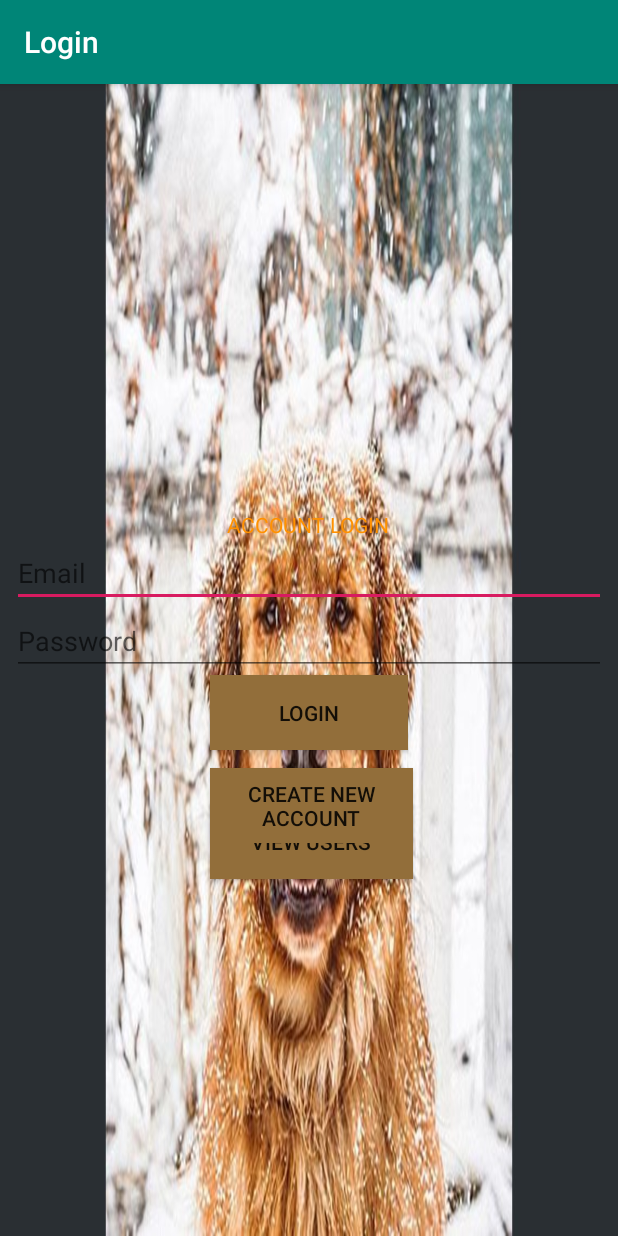
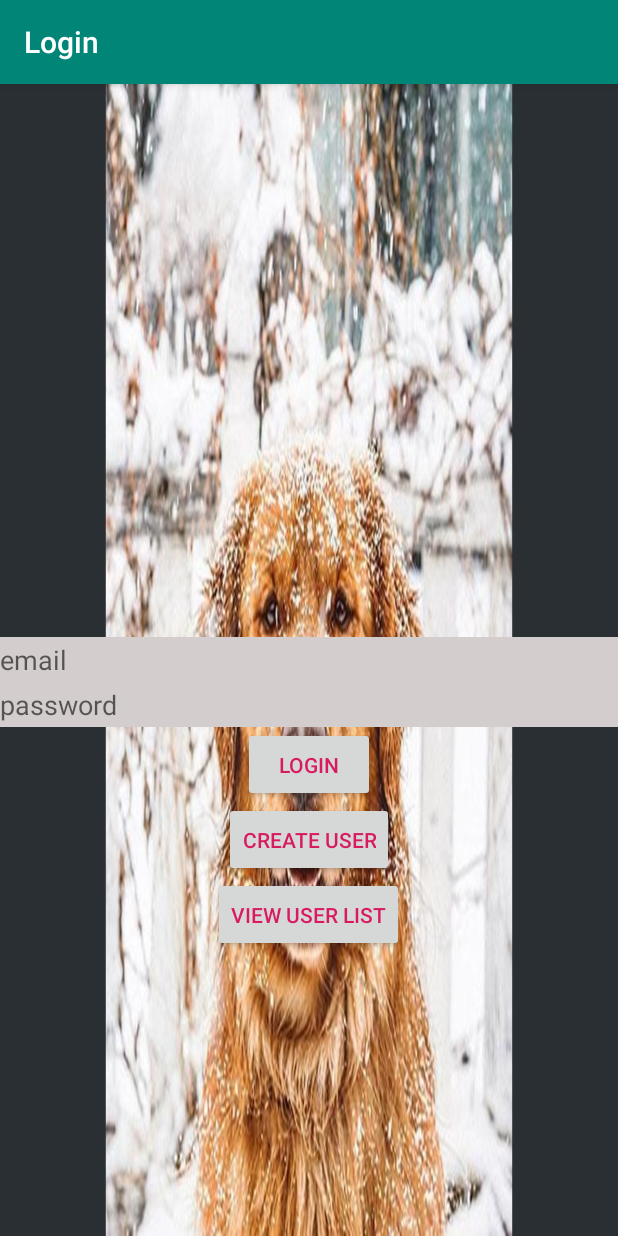
Before and after one commit to BARIS496/BARIS496-android, an Android app: the screen it shows after launch (LoginActivity), on a phone screen of 412 x 824 dp. Run offline under Robolectric (Android 15) with nearby library versions, the phone set to English and light mode, and no system bars.

```diff
--- a/app/src/main/AndroidManifest.xml
+++ b/app/src/main/AndroidManifest.xml
@@ -12,6 +12,9 @@
         android:roundIcon="@mipmap/ic_launcher_round"
         android:supportsRtl="true"
         android:theme="@style/AppTheme">
+        <activity
+            android:name="DonationActivity"
+            android:label="Donation Page"/>
         <activity
             android:name=".ContainerActivity"
             android:label="@string/title_activity_enter_recipe"
--- a/app/src/main/java/com/example/bil496/ContainerActivity.java
+++ b/app/src/main/java/com/example/bil496/ContainerActivity.java
@@ -38,6 +38,7 @@ public class ContainerActivity extends AppCompatActivity{
 
     ArrayList<Double> listLat = new ArrayList<>();
     ArrayList<Double> listLng = new ArrayList<>();
+    ArrayList<Integer> listId = new ArrayList<>();
 
     private MapView mapView;
     private Button go;
@@ -94,6 +95,7 @@ public class ContainerActivity extends AppCompatActivity{
 
                                 listLat.add((Double.valueOf(lat)));
                                 listLng.add(Double.valueOf(lng));
+                                listId.add(id);
 
 
                             }
--- a/app/src/main/java/com/example/bil496/LoginActivity.java
+++ b/app/src/main/java/com/example/bil496/LoginActivity.java
@@ -3,6 +3,9 @@ package com.example.bil496;
 import android.content.Intent;
 import android.os.Bundle;
 import android.view.View;
+import android.widget.Button;
+import android.widget.EditText;
+import android.widget.Toast;
 
 import androidx.appcompat.app.AppCompatActivity;
 
@@ -12,19 +15,44 @@ public class LoginActivity extends AppCompatActivity {
     protected void onCreate(Bundle savedInstanceState) {
         super.onCreate(savedInstanceState);
         setContentView(R.layout.activity_login);
-    }
-    public void createNewAccount(View view) {
-        Intent intent = new Intent(this, RegistrationActivity.class);
-        startActivity(intent);
+
+        EditText pass, mail;
+        pass = findViewById(R.id.password);
+        mail = findViewById(R.id.email);
+
+        Button login, view, create;
+        login = findViewById(R.id.login);
+        view = findViewById(R.id.button2);
+        create = findViewById(R.id.button3);
+
+        /*if(pass.toString() == null || mail.toString() == null)
+            Toast.makeText(getApplicationContext(), "Mail and password field cannot be empty", Toast.LENGTH_LONG).show();*/
+
+        login.setOnClickListener(new View.OnClickListener() {
+            @Override
+            public void onClick(View v) {
+                // Butona tıklandığında ne yapmasını gerektiğini belirttik
+                Intent gecisYap = new Intent(LoginActivity.this, ContainerActivity.class);
+                startActivity(gecisYap);
+            }
+        });
+
+        view.setOnClickListener(new View.OnClickListener() {
+            @Override
+            public void onClick(View v) {
+                Intent gecisYap = new Intent(LoginActivity.this, MainActivity.class);
+                startActivity(gecisYap);
+            }
+        });
+
+        create.setOnClickListener(new View.OnClickListener() {
+            @Override
+            public void onClick(View v) {
+                Intent gecisYap = new Intent(LoginActivity.this, RegistrationActivity.class);
+                startActivity(gecisYap);
+            }
+        });
     }
 
-    public void login(View view) {
-        Intent intent = new Intent( this, ContainerActivity.class);
-        startActivity(intent);
-    }
-    public void view(View view){
-        Intent intent = new Intent( this, MainActivity.class);
-        startActivity(intent);
-    }
 
 }
--- a/app/src/main/res/layout/activity_login.xml
+++ b/app/src/main/res/layout/activity_login.xml
@@ -1,112 +1,54 @@
 <?xml version="1.0" encoding="utf-8"?>
-<androidx.constraintlayout.widget.ConstraintLayout xmlns:android="http://schemas.android.com/apk/res/android"
-    xmlns:app="http://schemas.android.com/apk/res-auto"
-    xmlns:tools="http://schemas.android.com/tools"
-    android:id="@+id/linearLayout"
+<RelativeLayout xmlns:android="http://schemas.android.com/apk/res/android"
     android:layout_width="match_parent"
     android:layout_height="match_parent"
-    android:gravity="center_vertical"
-    android:background="@drawable/foto1"
-    tools:context=".LoginActivity">
+    android:background="@drawable/foto1">
+
+
+    <EditText
+        android:id="@+id/email"
+        android:layout_width="match_parent"
+        android:layout_height="30dp"
+        android:layout_centerInParent="true"
+        android:background="#D3CDCD"
+        android:hint="email"
+        android:textColor="@color/colorAccent" />
+
+    <EditText
+        android:id="@+id/password"
+        android:layout_width="match_parent"
+        android:layout_height="30dp"
+        android:background="#D3CDCD"
+        android:layout_below="@+id/email"
+        android:textColor="@color/colorAccent"
+        android:inputType="numberPassword"
+        android:hint="password"/>
+
+    <Button
+        android:layout_width="wrap_content"
+        android:layout_height="50dp"
+        android:id="@+id/login"
+        android:text="LOGIN"
+        android:layout_below="@+id/password"
+        android:textColor="@color/colorAccent"
+        android:layout_centerHorizontal="true"/>
+
+    <Button
+        android:id="@+id/button3"
+        android:layout_width="wrap_content"
+        android:layout_height="50dp"
+        android:layout_below="@+id/login"
+        android:layout_centerHorizontal="true"
+        android:text="CREATE USER"
+        android:textColor="@color/colorAccent" />
 
     <Button
         android:id="@+id/button2"
-        android:layout_width="135dp"
+        android:layout_width="wrap_content"
         android:layout_height="50dp"
-        android:layout_marginTop="36dp"
-        android:layout_marginEnd="8dp"
-        android:layout_marginRight="8dp"
-        android:background="#926E3A"
-        android:onClick="view"
-        android:text="View Users"
-        app:layout_constraintEnd_toEndOf="parent"
-        app:layout_constraintHorizontal_bias="0.0"
-        app:layout_constraintStart_toStartOf="@+id/login"
-        app:layout_constraintTop_toBottomOf="@+id/login" />
+        android:layout_below="@+id/button3"
+        android:layout_centerHorizontal="true"
+        android:text="VIEW USER LIST"
+        android:textColor="@color/colorAccent" />
 
-    <TextView
-        android:id="@+id/textView"
-        android:layout_width="wrap_content"
-        android:layout_height="wrap_content"
-        android:layout_marginStart="8dp"
-        android:layout_marginLeft="8dp"
-        android:layout_marginTop="284dp"
-        android:layout_marginEnd="8dp"
-        android:layout_marginRight="8dp"
-        android:text="Account login"
-        android:textAllCaps="true"
-        android:textColor="#FF9100"
-        app:layout_constraintEnd_toEndOf="parent"
-        app:layout_constraintHorizontal_bias="0.498"
-        app:layout_constraintStart_toStartOf="parent"
-        app:layout_constraintTop_toTopOf="parent" />
-
-    <EditText
-        android:id="@+id/email"
-        android:layout_width="0dp"
-        android:layout_height="wrap_content"
-        android:layout_marginStart="8dp"
-        android:layout_marginLeft="8dp"
-        android:layout_marginEnd="8dp"
-        android:layout_marginRight="8dp"
-        android:hint="Email"
-        android:textColor="#FF9100"
-        app:layout_constraintEnd_toEndOf="parent"
-        app:layout_constraintHorizontal_bias="0.0"
-        app:layout_constraintStart_toStartOf="parent"
-        app:layout_constraintTop_toBottomOf="@+id/textView" />
-
-    <EditText
-        android:id="@+id/password"
-        android:layout_width="0dp"
-        android:layout_height="wrap_content"
-        android:layout_marginEnd="8dp"
-        android:layout_marginRight="8dp"
-        android:hint="Password"
-        android:inputType="textPassword"
-        android:textColor="#FF9100"
-        app:layout_constraintEnd_toEndOf="parent"
-        app:layout_constraintStart_toStartOf="@+id/email"
-        app:layout_constraintTop_toBottomOf="@+id/email" />
-
-    <Button
-        android:id="@+id/login"
-        android:layout_width="132dp"
-        android:layout_height="50dp"
-        android:layout_marginEnd="8dp"
-        android:layout_marginRight="8dp"
-        android:background="#926E3A"
-        android:onClick="login"
-        android:text="Login"
-        app:layout_constraintEnd_toEndOf="parent"
-        app:layout_constraintStart_toStartOf="@+id/password"
-        app:layout_constraintTop_toBottomOf="@+id/password" />
-
-    <ProgressBar
-        android:id="@+id/progressBar"
-        android:layout_width="wrap_content"
-        android:layout_height="wrap_content"
-        android:layout_marginStart="16dp"
-        android:layout_marginLeft="16dp"
-        android:layout_marginTop="16dp"
-        android:visibility="gone"
-        app:layout_constraintStart_toStartOf="parent"
-        app:layout_constraintTop_toTopOf="parent" />
-
-    <Button
-        android:id="@+id/button3"
-        android:layout_width="135dp"
-        android:layout_height="50dp"
-        android:layout_marginTop="12dp"
-        android:layout_marginEnd="8dp"
-        android:layout_marginRight="8dp"
-        android:background="#926E3A"
-        android:onClick="createNewAccount"
-        android:text="Create New Account"
-        app:layout_constraintEnd_toEndOf="parent"
-        app:layout_constraintHorizontal_bias="0.0"
-        app:layout_constraintStart_toStartOf="@+id/login"
-        app:layout_constraintTop_toBottomOf="@+id/login" />
-
-
-</androidx.constraintlayout.widget.ConstraintLayout>
+</RelativeLayout>
--- a/app/src/main/res/layout/activity_maps.xml
+++ b/app/src/main/res/layout/activity_maps.xml
@@ -3,8 +3,8 @@
     android:orientation="vertical" android:layout_width="match_parent"
     android:layout_height="match_parent">
 
-    <com.mapbox.mapboxsdk.maps.MapView
-        android:id="@+id/mapView"
+    <TextView
+        android:id="@+id/textView"
         android:layout_width="match_parent"
         android:layout_height="match_parent" />
 
```
Also changed, not shown: app/src/main/java/com/example/bil496/ContainerDetailsActivity.java (+12 -16 lines), app/src/main/java/com/example/bil496/DonationActivity.java (+16 -0 lines), app/src/main/java/com/example/bil496/MainActivity.java (+11 -11 lines), app/src/main/res/layout/activity_donation.xml (+41 -3 lines), app/src/main/res/drawable/foto3.jpeg (added), 6 other files.
